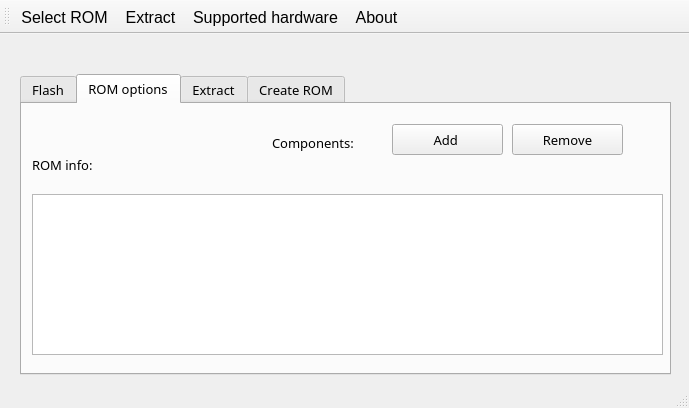
Above: mainwindow.ui from lukaszdmitrowski/coreboot_flashtool before the change. Below: the same form after it.
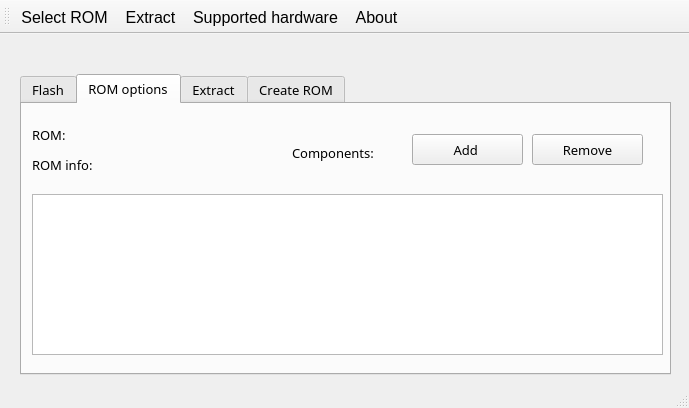
That is the form after the change. The open tabs and pages were chosen to show the change. Icons and pictures are not drawn.

The edit to the form file:
```diff
--- a/mainwindow.ui
+++ b/mainwindow.ui
@@ -217,8 +217,8 @@
      <widget class="QPushButton" name="b_create_rom_3">
       <property name="geometry">
        <rect>
-        <x>370</x>
-        <y>20</y>
+        <x>390</x>
+        <y>30</y>
         <width>111</width>
         <height>31</height>
        </rect>
@@ -237,8 +237,8 @@
      <widget class="QPushButton" name="b_create_rom_4">
       <property name="geometry">
        <rect>
-        <x>490</x>
-        <y>20</y>
+        <x>510</x>
+        <y>30</y>
         <width>111</width>
         <height>31</height>
        </rect>
@@ -292,8 +292,8 @@
      <widget class="QLabel" name="label_7">
       <property name="geometry">
        <rect>
-        <x>250</x>
-        <y>30</y>
+        <x>270</x>
+        <y>40</y>
         <width>111</width>
         <height>17</height>
        </rect>
@@ -302,6 +302,32 @@
        <string>Components:</string>
       </property>
      </widget>
+     <widget class="QLabel" name="l_opt_rom">
+      <property name="geometry">
+       <rect>
+        <x>10</x>
+        <y>20</y>
+        <width>61</width>
+        <height>21</height>
+       </rect>
+      </property>
+      <property name="text">
+       <string>ROM:</string>
+      </property>
+     </widget>
+     <widget class="QLabel" name="l_opt_sel_name">
+      <property name="geometry">
+       <rect>
+        <x>80</x>
+        <y>20</y>
+        <width>161</width>
+        <height>20</height>
+       </rect>
+      </property>
+      <property name="text">
+       <string/>
+      </property>
+     </widget>
     </widget>
     <widget class="QWidget" name="tab_extract">
      <attribute name="icon">
```
Left out of the diff: 17 changed lines with no effect on the pictures.
